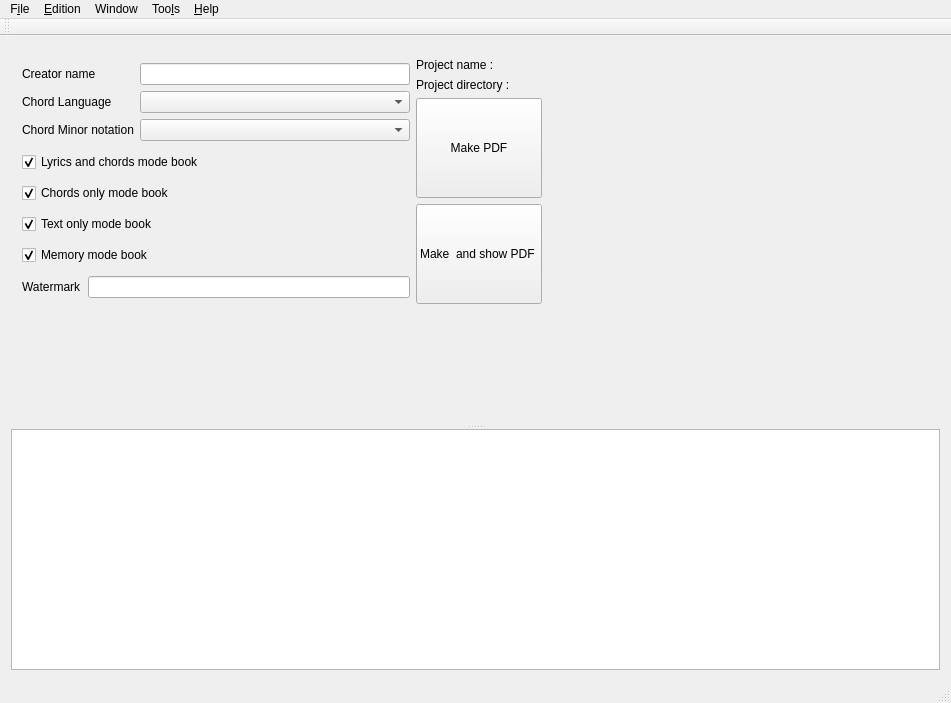
Above: chordv/src/mainwindow.ui from jpcima/chordv before the change. Below: the same form after it.
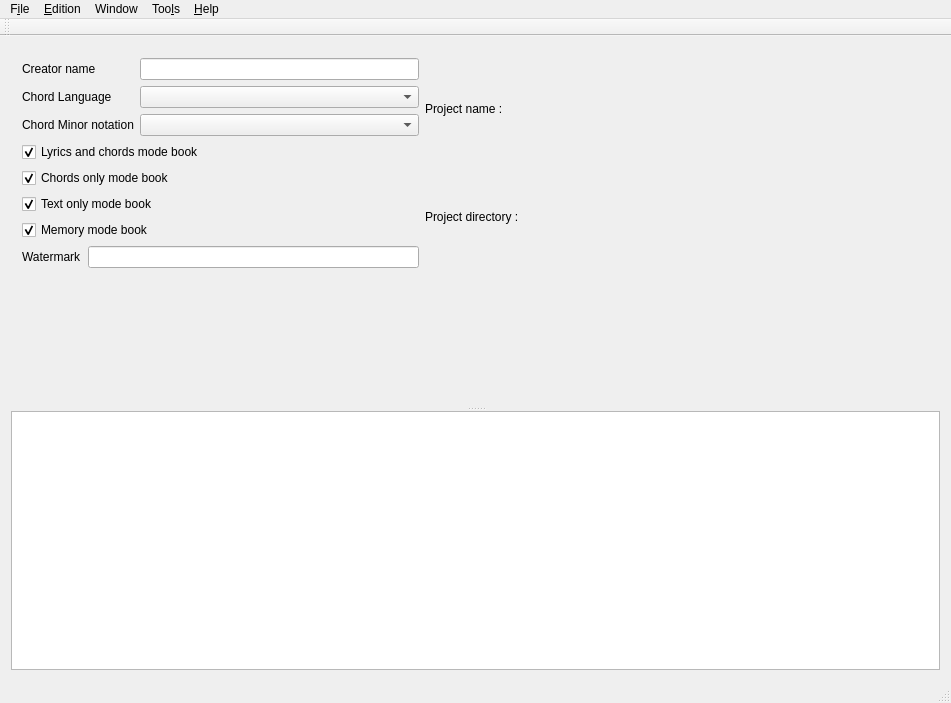
That is the form after the change. The open tabs and pages were chosen to show the change. Icons and pictures are not drawn. Custom widgets are drawn as their Qt base class.

Commit message: Suppress button to make pdf or to display pdf

```diff
--- a/chordv/src/mainwindow.ui
+++ b/chordv/src/mainwindow.ui
@@ -183,32 +183,6 @@
                  </item>
                 </layout>
                </item>
-               <item>
-                <widget class="QPushButton" name="pushButtonMakePDF">
-                 <property name="minimumSize">
-                  <size>
-                   <width>100</width>
-                   <height>100</height>
-                  </size>
-                 </property>
-                 <property name="text">
-                  <string>Make PDF</string>
-                 </property>
-                </widget>
-               </item>
-               <item>
-                <widget class="QPushButton" name="pushButtonMakeAndShowPDF">
-                 <property name="minimumSize">
-                  <size>
-                   <width>100</width>
-                   <height>100</height>
-                  </size>
-                 </property>
-                 <property name="text">
-                  <string>Make  and show PDF </string>
-                 </property>
-                </widget>
-               </item>
               </layout>
              </item>
              <item>
```
Left out of the diff: 20 changed lines with no effect on the pictures. The commit also changes 5 other files.
